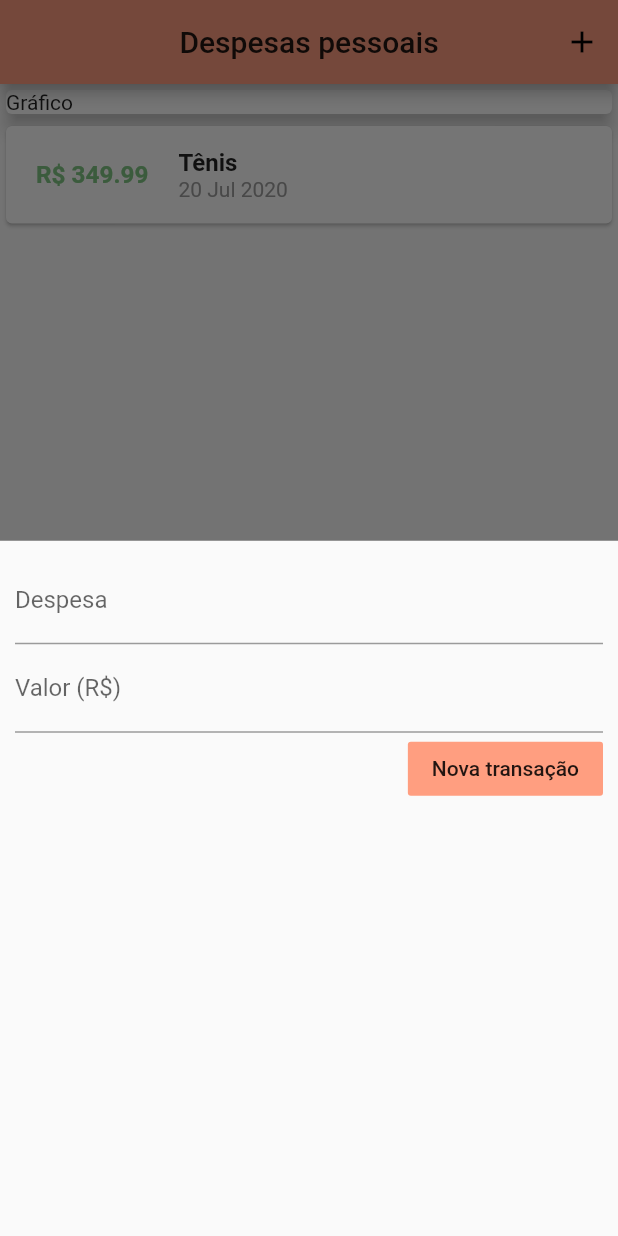
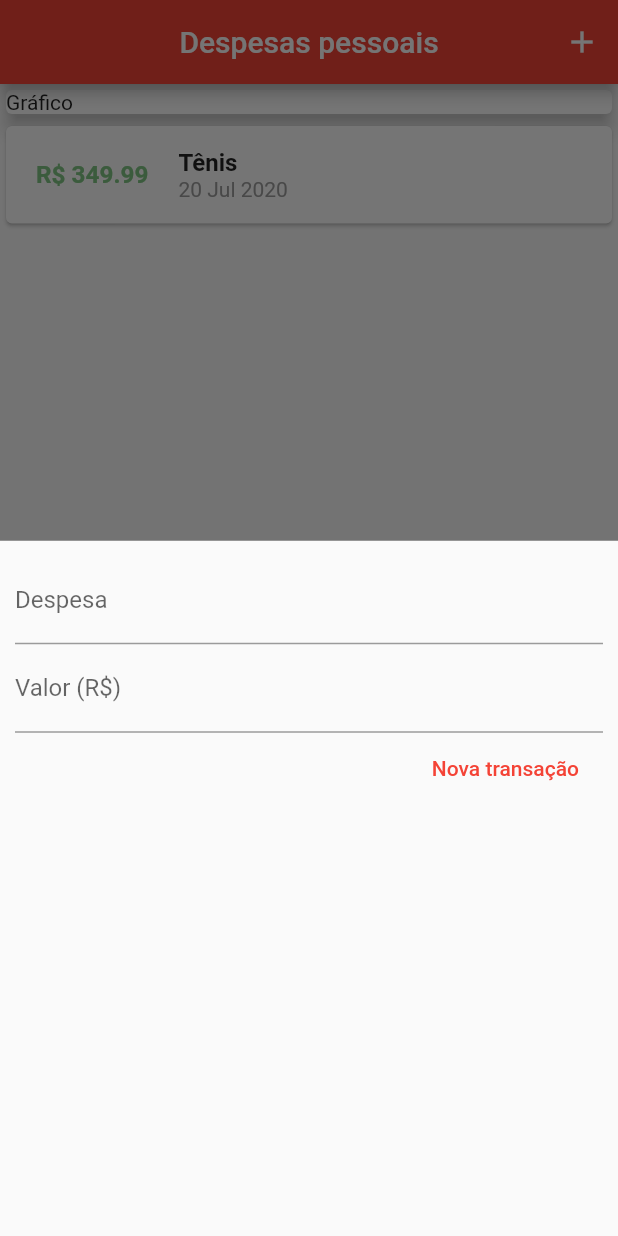
Before and after one commit to kiszewski/ExpensesApp, a Flutter app: the screen it shows after launch, after a tap on the "add" icon, on a phone screen of 412 x 824 dp. Run offline on Flutter 3.47's test engine with Material 2 defaults, Android fonts, the phone set to English and light mode, and no system bars.

Commit message:
alteração nas cores principal e secundaria

```diff
--- a/lib/components/transaction_form.dart
+++ b/lib/components/transaction_form.dart
@@ -1,9 +1,9 @@
 import 'package:flutter/material.dart';
 
 class TransactionForm extends StatefulWidget {
-  final void Function({String name, double value}) saveForm;
+  final void Function({String name, double value}) addTransaction;
 
-  TransactionForm(this.saveForm);
+  TransactionForm(this.addTransaction);
 
   @override
   _TransactionFormState createState() => _TransactionFormState();
@@ -21,7 +21,7 @@ class _TransactionFormState extends State<TransactionForm> {
     if(title.isEmpty || value <= 0) {
       return;
     }
-    widget.saveForm(name: title, value: value);
+    widget.addTransaction(name: title, value: value);
   }
 
   @override
@@ -45,7 +45,7 @@ class _TransactionFormState extends State<TransactionForm> {
             mainAxisAlignment: MainAxisAlignment.end,
             children: <Widget>[
               FlatButton(
-                color: Colors.deepOrangeAccent[100],
+                textColor: Theme.of(context).primaryColor,
                 child: Text('Nova transação'),
                 onPressed: _submitForm,
               ),
--- a/lib/components/transaction_list.dart
+++ b/lib/components/transaction_list.dart
@@ -34,7 +34,7 @@ class TransactionList extends StatelessWidget {
                         style: TextStyle(
                             fontSize: 15,
                             fontWeight: FontWeight.bold,
-                            color: Colors.green[300]),
+                            color: Theme.of(context).accentColor),
                       ),
                     ),
                   ),
--- a/lib/main.dart
+++ b/lib/main.dart
@@ -13,7 +13,8 @@ class ExpensesApp extends StatelessWidget {
     return MaterialApp(
       home: MyHomePage(),
       theme: ThemeData(
-        primaryColor: Colors.deepOrangeAccent[100],
+        primarySwatch: Colors.red,
+        accentColor: Colors.green[300]
       ),
     );
   }
@@ -36,10 +37,10 @@ class _MyHomePageState extends State<MyHomePage> {
 
   _showTransactionModal(BuildContext context) {
     showModalBottomSheet(
-        context: context, builder: (ctx) => TransactionForm(saveForm));
+        context: context, builder: (ctx) => TransactionForm(addTransaction));
   }
 
-  saveForm({String name, double value}) {
+  addTransaction({String name, double value}) {
     var transaction = new Transaction(
         id: _transactions.length + 1,
         name: name,
@@ -49,6 +50,8 @@ class _MyHomePageState extends State<MyHomePage> {
     setState(() {
       _transactions.add(transaction);
     });
+
+    Navigator.of(context).pop();
   }
 
   @override
@@ -75,6 +78,9 @@ class _MyHomePageState extends State<MyHomePage> {
           ],
         ),
       ),
+      floatingActionButton: FloatingActionButton(
+        child: Icon(Icons.add),
+        onPressed: () => _showTransactionModal(context)),
     );
   }
 }
```
